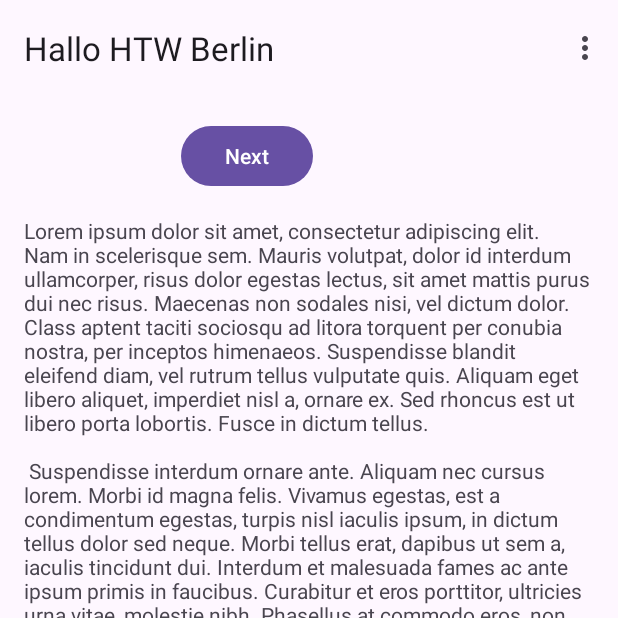
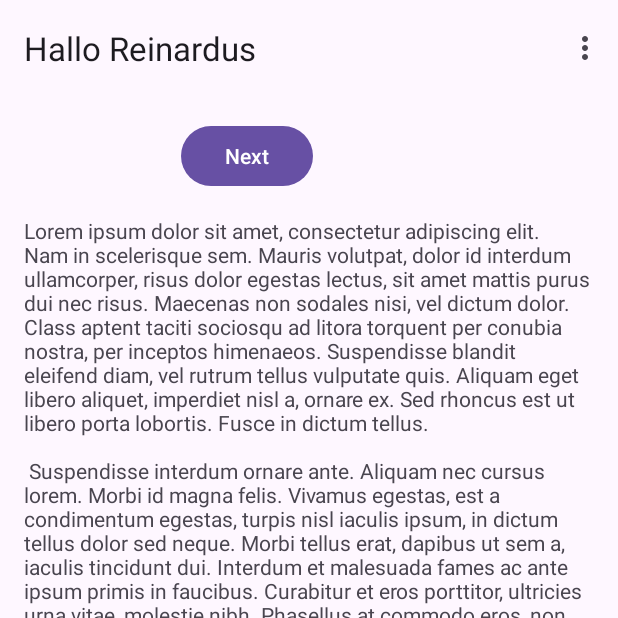
Before and after one commit to CanWrobel/FitnessTrackerApp, an Android app: the screen it shows after launch (MainActivity), on a phone screen of 412 x 824 dp, the top half of it. Run offline under Robolectric (Android 15) with nearby library versions, the phone set to English and light mode, and no system bars; our stand-ins replace navigation-ui.

Commit message:
Hallo reinardus added

```diff
--- a/app/src/main/res/values/strings.xml
+++ b/app/src/main/res/values/strings.xml
@@ -2,13 +2,13 @@
     <string name="app_name">AndroidJava</string>
     <string name="action_settings">Settings</string>
     <!-- Strings used for fragments for navigation -->
-    <string name="first_fragment_label">Hallo HTW Berlin</string>
+    <string name="first_fragment_label">Hallo Reinardus</string>
     <string name="second_fragment_label">Hallo Can</string>
     <string name="next">Next</string>
     <string name="previous">Previous</string>
     <string name="oksana">Жизнь я тебе подарила не зря
 Так проживи ее, чтя и любя.</string>
-    <string name="htw">Hallo htw</string>
+    <string name="htw">Hallo HTW</string>
     <string name="lorem_ipsum">
         Lorem ipsum dolor sit amet, consectetur adipiscing elit. Nam in scelerisque sem. Mauris
         volutpat, dolor id interdum ullamcorper, risus dolor egestas lectus, sit amet mattis purus
```
